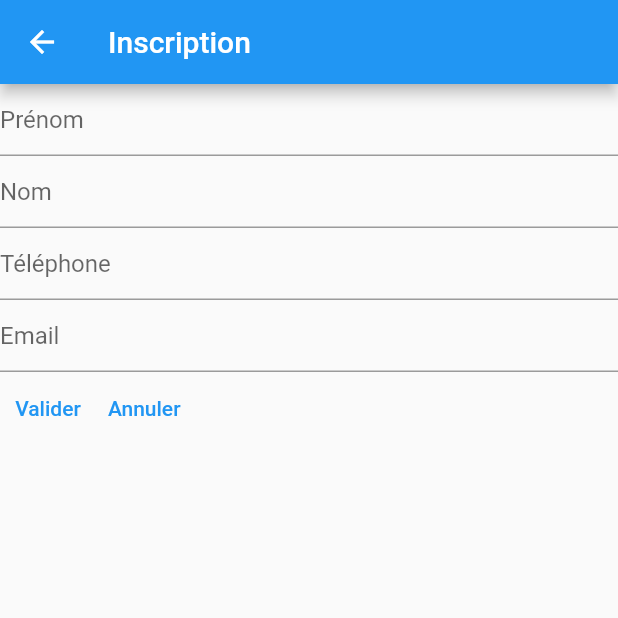
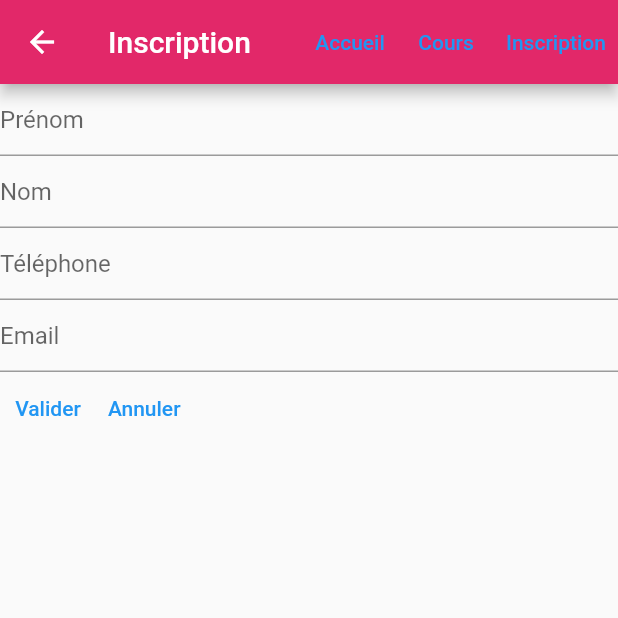
Before and after one commit to BONNEFONDHywel/backlog_flutter_avance, a Flutter app: the Screen2 screen opened by its route, on a phone screen of 412 x 824 dp, the top half of it. Run offline on Flutter 3.47's test engine with Material 2 defaults, Android fonts, the phone set to English and light mode, and no system bars; our stand-ins replace date_field, fluro, flutter_dotenv, table_calendar; missing offline and left inert: mongo_dart.

Commit message:
Ajout Appbar + navigation

```diff
--- /dev/null
+++ b/lib/component/appbar.dart
@@ -0,0 +1,36 @@
+import 'package:flutter/cupertino.dart';
+import 'package:flutter/material.dart';
+import 'package:ecurie/routes/routes.dart';
+
+buildApp(BuildContext context, name) {
+print(Navigator.defaultRouteName );
+  Map<String, dynamic> tabRoutesA = {
+    "Accueil": '/',
+    'Cours': '/cours',
+    'Inscription': '/inscription'
+  };
+  List<TextButton> button = [];
+  tabRoutesA.forEach((key, value) {
+    //if(key != name){
+    button.add(TextButton(
+        onPressed: () => {
+              if (ModalRoute.of(context)?.settings.name != value)
+                {
+                  if(value == '/'){
+                    Navigator.pushNamed(context, '/')
+                  }else{
+                    Routes.router.navigateTo(context, value)
+
+                  }
+                }
+            },
+        child: Text(key)));
+    //}
+  });
+
+  return AppBar(
+      actions: button,
+      backgroundColor: const Color.fromARGB(255, 226, 40, 105),
+      title: Text(name,
+          style: TextStyle(color: Color.fromARGB(255, 255, 255, 255))));
+}
--- a/lib/db/db.dart
+++ b/lib/db/db.dart
@@ -14,9 +14,6 @@ class DbMongo {
       await db.open();
       inspect(db);
       print('Connexion établie');
-      var collections = db.collection('Cours');
-      var result = await collections.find().toList();
-      print(result);
     } catch (e) {
       print('Erreur lors de la connexion : $e');
     }
--- a/lib/pages/connexion.dart
+++ b/lib/pages/connexion.dart
@@ -14,7 +14,7 @@ class Screen1 extends StatelessWidget {
       ),
       bottomNavigationBar: ElevatedButton(
           onPressed: () {
-        Navigator.pushNamed(context, 'page2');
+        Navigator.pushNamed(context, '/page2');
       },
           child: const Text('Pas encore inscrit?'),
       ),
--- a/lib/pages/flux_dactivite.dart
+++ b/lib/pages/flux_dactivite.dart
@@ -1,5 +1,5 @@
+import 'package:ecurie/component/appbar.dart';
 import 'package:flutter/material.dart';
-
 import 'package:ecurie/routes/routes.dart';
 
 /*
@@ -22,12 +22,12 @@ class _MyAppState extends State<MyApp> {
   }
 
   @override
-  Widget build(BuildContext context) {
+  Widget build(BuildContext context){
     return MaterialApp(
       debugShowCheckedModeBanner: false,
       initialRoute: '/',
       onGenerateRoute: Routes.router.generator,
-      // home: Screen1(),
+       home: Scaffold(appBar:buildApp(context,'Accueil'),body: Text('hello') ,),
     );
   }
 }
--- a/lib/pages/inscription.dart
+++ b/lib/pages/inscription.dart
@@ -1,3 +1,4 @@
+import 'package:ecurie/component/appbar.dart';
 import 'package:flutter/material.dart';
 
 class Screen2 extends StatelessWidget {
@@ -6,9 +7,7 @@ class Screen2 extends StatelessWidget {
   @override
   Widget build(BuildContext context) {
     return Scaffold(
-      appBar: AppBar(
-        title: const Text('Inscription'),
-      ),
+      appBar: buildApp(context, 'Inscription'),
       body: Center(
         child: Form(
           child: Column(
--- a/lib/routes/router_handler.dart
+++ b/lib/routes/router_handler.dart
@@ -1,15 +1,20 @@
+import 'package:ecurie/pages/cours.dart';
+import 'package:ecurie/pages/flux_dactivite.dart';
 import 'package:fluro/fluro.dart';
 import 'package:flutter/material.dart';
-
-import 'package:ecurie/pages/connexion.dart';
 import 'package:ecurie/pages/inscription.dart';
 
-var screen1 = Handler(
+var homePageHandler = Handler(
     handlerFunc: ((BuildContext? context, Map<String, dynamic> params) {
-      return const Screen1();
+      return const MyApp();
     }));
 
-var screen2 = Handler(
+var inscriptionHandler = Handler(
     handlerFunc: ((BuildContext? context, Map<String, dynamic> params) {
       return Screen2();
     }));
+
+var coursHandler = Handler(
+    handlerFunc: ((BuildContext? context, Map<String, dynamic> params) {
+      return Cours();
+    }));
--- a/lib/routes/routes.dart
+++ b/lib/routes/routes.dart
@@ -8,14 +8,15 @@ class Routes {
   static FluroRouter router = FluroRouter();
 
   static void initRoutes(FluroRouter router) {
+
     router.notFoundHandler = Handler(
         handlerFunc: (BuildContext? context, Map<String, List<String>> params) {
           print("La route n'est pas trouvée");
           return;
         });
-
-    router.define('/', handler: screen1, transitionType: TransitionType.inFromBottom);
-    router.define('page2', handler: screen2, transitionType: TransitionType.inFromLeft);
+    //router.define('/', handler: homePageHandler, transitionType: TransitionType.inFromLeft);
+    router.define('/inscription', handler: inscriptionHandler, transitionType: TransitionType.inFromLeft);
+    router.define('/cours', handler: coursHandler, transitionType: TransitionType.inFromLeft);
 
   }
 }
--- a/pubspec.yaml
+++ b/pubspec.yaml
@@ -16,6 +16,7 @@ dependencies:
   date_field: ^3.0.5
   flutter_localization: ^0.1.13
   fluro: ^2.0.5
+  table_calendar: ^3.0.9
 
 dev_dependencies:
   flutter_test:
```
Also changed, not shown: lib/main.dart (+10 -0 lines), lib/pages/cours.dart (+74 -45 lines), pubspec.lock.
